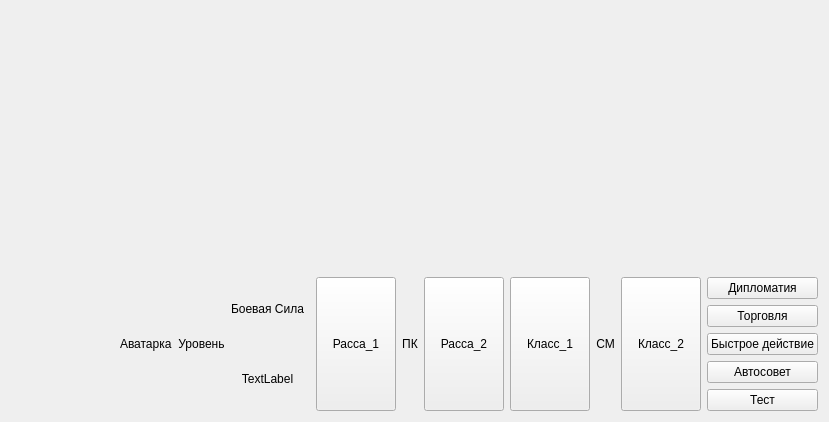
Old version of the form Nayda/gamerwidget.ui in the repository Mar94oK/Nayda.
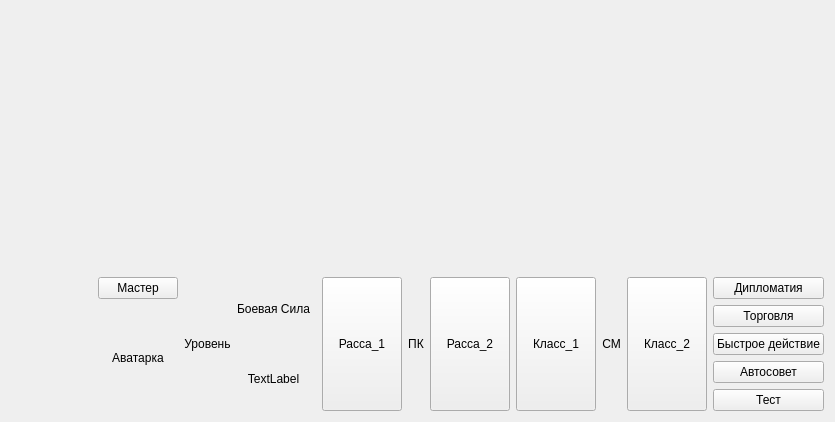
New version of the form. Custom widgets are drawn as their Qt base class.

The edit to the form file:
```diff
--- a/Nayda/gamerwidget.ui
+++ b/Nayda/gamerwidget.ui
@@ -6,7 +6,7 @@
    <rect>
     <x>0</x>
     <y>0</y>
-    <width>829</width>
+    <width>835</width>
     <height>422</height>
    </rect>
   </property>
@@ -81,11 +81,25 @@
      <item>
       <layout class="QHBoxLayout" name="horizontalLayout">
        <item>
+        <layout class="QVBoxLayout" name="lyt_Avatar">
+         <item>
+          <widget class="QPushButton" name="btn_Master">
+           <property name="text">
+            <string>Мастер</string>
+           </property>
+          </widget>
+         </item>
+         <item>
         <widget class="QLabel" name="label">
          <property name="text">
           <string>Аватарка</string>
          </property>
-        </widget>
+           <property name="alignment">
+            <set>Qt::AlignCenter</set>
+           </property>
+          </widget>
+         </item>
+        </layout>
        </item>
        <item>
         <widget class="QLabel" name="lbl_Level">
```
Lines whose indentation alone changed are shown as unchanged.
